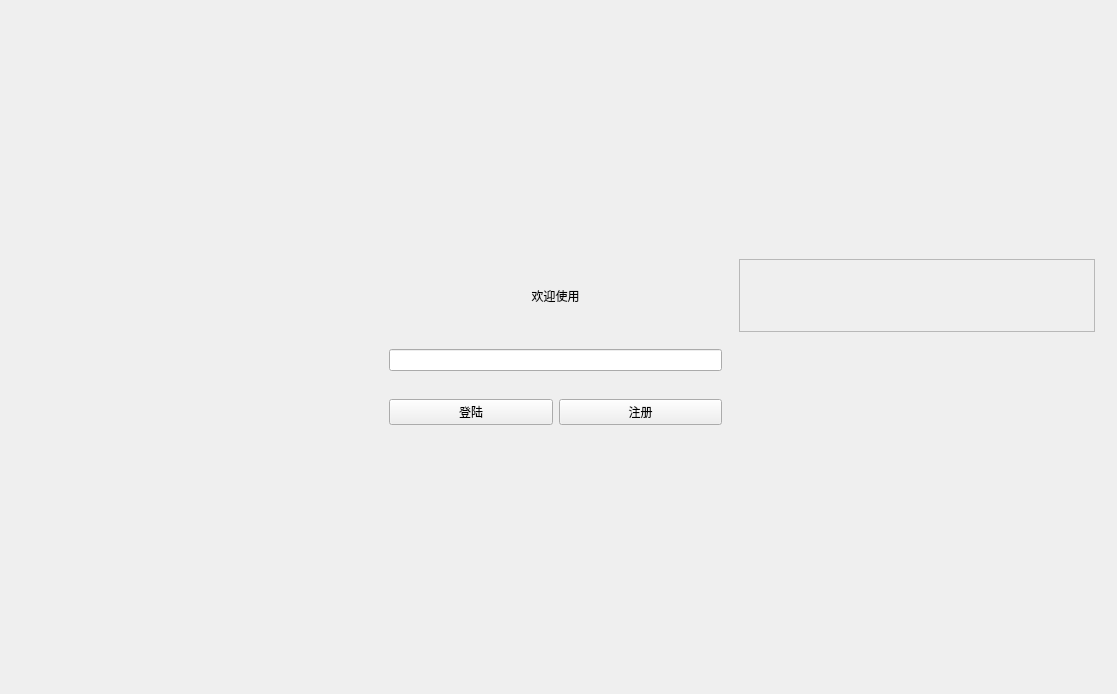
Old version of the form src/qt_headers/widget.ui in the repository Wjc1999/Data_structure_touring_simulator.
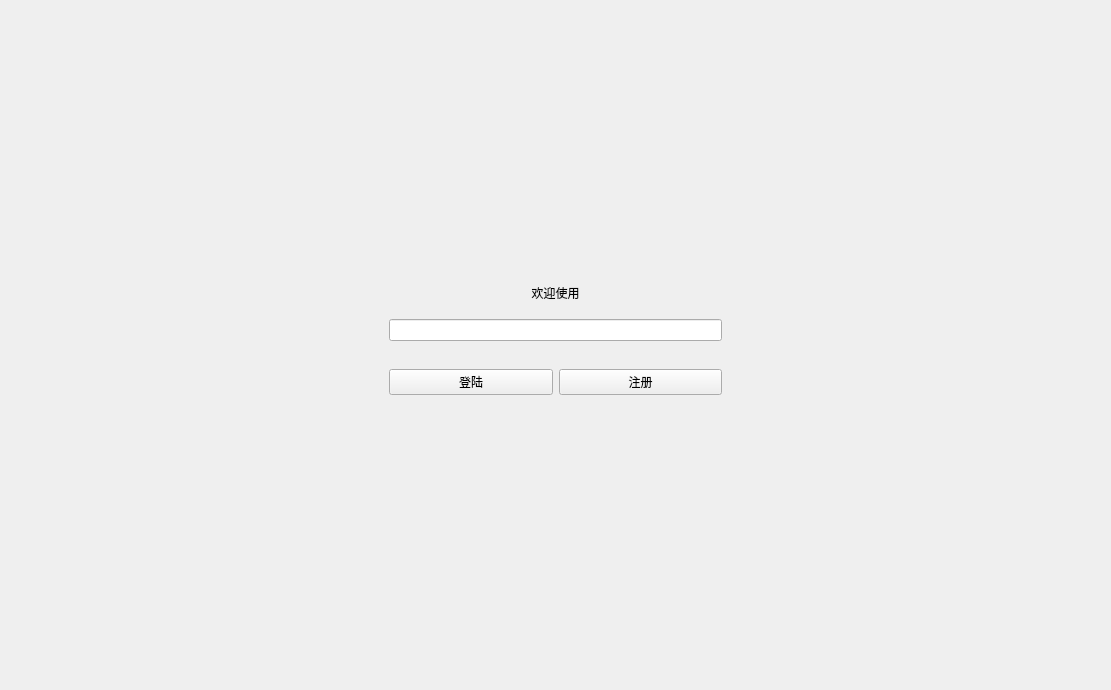
New version of the form. Icons and pictures are not drawn. Custom widgets are drawn as their Qt base class.

Diff of the .ui file:
```diff
--- a/src/qt_headers/widget.ui
+++ b/src/qt_headers/widget.ui
@@ -9,8 +9,8 @@
    <rect>
     <x>0</x>
     <y>0</y>
-    <width>1117</width>
-    <height>694</height>
+    <width>1097</width>
+    <height>686</height>
    </rect>
   </property>
   <property name="windowTitle">
@@ -157,23 +157,6 @@
          </property>
         </widget>
        </item>
-       <item row="1" column="4">
-        <widget class="QScrollArea" name="scrollArea">
-         <property name="widgetResizable">
-          <bool>true</bool>
-         </property>
-         <widget class="QWidget" name="scrollAreaWidgetContents">
-          <property name="geometry">
-           <rect>
-            <x>0</x>
-            <y>0</y>
-            <width>354</width>
-            <height>80</height>
-           </rect>
-          </property>
-         </widget>
-        </widget>
-       </item>
       </layout>
      </widget>
      <widget class="QWidget" name="MainPage">
```
Left out of the diff: 2 changed lines with no effect on the pictures.
